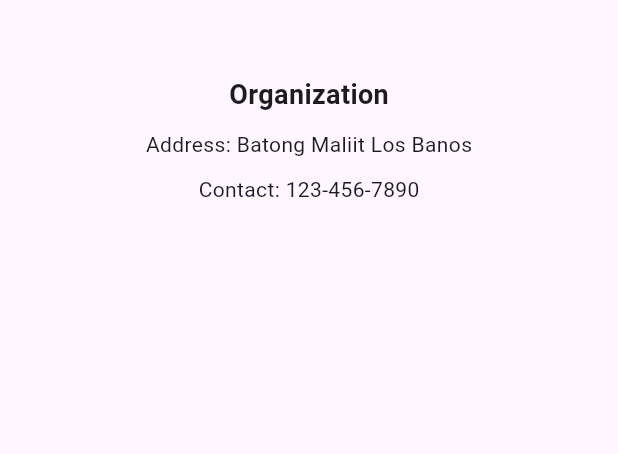
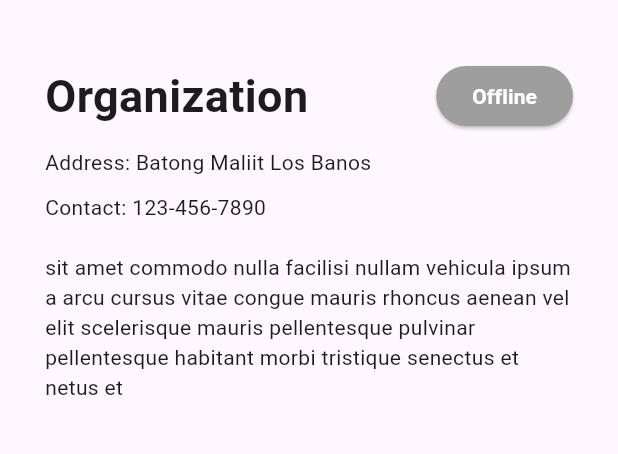
Before and after one commit to jvcerezo/cmsc23-project, a Flutter app: the OrgProfilePage screen opened by its route, on a phone screen of 412 x 824 dp, the part 84-538 px from its top. Run offline on Flutter 3.47's test engine with Material 3 defaults, Android fonts, the phone set to English and light mode, and no system bars; our stand-ins replace cloud_firestore, firebase_auth, firebase_core; accounts and stored records are empty; statements that could not run were skipped.

Commit message:
stylized org profile. added an online/offline button

```diff
--- a/elbigayan/lib/pages/organization/orgprofile_page.dart
+++ b/elbigayan/lib/pages/organization/orgprofile_page.dart
@@ -34,13 +34,11 @@ class _OrgProfilePagePageState extends State<OrgProfilePage>{
       body:Container(
         margin:const EdgeInsets.fromLTRB(30, 30, 30, 0),
         child: SingleChildScrollView(
-          child:Center(
-            child:Column(
-              crossAxisAlignment:CrossAxisAlignment.start,
-              children:[
-                OrgProfile(),
-              ],
-            ),
+          child:Column(
+            crossAxisAlignment:CrossAxisAlignment.start,
+            children:[
+              OrgProfile(),
+            ],
           ),
         ),
       ),
--- a/elbigayan/lib/widgets/organizationProfile_widget.dart
+++ b/elbigayan/lib/widgets/organizationProfile_widget.dart
@@ -1,29 +1,64 @@
 import 'package:flutter/material.dart';
 
-class OrgProfile extends StatelessWidget {
+class OrgProfile extends StatefulWidget {
   const OrgProfile({Key? key}) : super(key: key);
 
   @override
-  Widget build(BuildContext context) {
+  _OrgProfileState createState() => _OrgProfileState();
+}
+
+class _OrgProfileState extends State<OrgProfile> {
   // Dummy data
   String username = 'Organization';
   String address = 'Batong Maliit Los Banos';
   String contact = '123-456-7890';
+  bool isOnline = false;
+
+  @override
+  Widget build(BuildContext context) {
+    Color? buttonColor = isOnline ? Colors.blue[500] : Colors.grey;
 
     return Column(
+      crossAxisAlignment: CrossAxisAlignment.start,
       children: [
-        const SizedBox(height: 20),
+        const SizedBox(height: 10),
+        Row(
+          mainAxisAlignment: MainAxisAlignment.spaceBetween,
+          children: [
             Text(
               username,
               style: TextStyle(
-            fontSize: 18,
+                fontSize: 30,
                 fontWeight: FontWeight.bold,
               ),
             ),
-        const SizedBox(height: 10), // Add some spacing
+            ElevatedButton(
+              onPressed: () {
+                setState(() {
+                  isOnline = !isOnline;
+                });
+              },
+              style: ElevatedButton.styleFrom(
+                backgroundColor: buttonColor,
+              ),
+              child: Text(
+                isOnline ? 'Online' : 'Offline',
+                style: TextStyle(
+                  color: Colors.white,
+                  fontWeight: FontWeight.bold,
+                ),
+              ),
+            ),
+          ],
+        ),
+        const SizedBox(height: 10),
         Text('Address: $address'),
-        const SizedBox(height: 10), // Add some spacing
+        const SizedBox(height: 10),
         Text('Contact: $contact'),
+        const SizedBox(height: 20),
+        Text(
+          "sit amet commodo nulla facilisi nullam vehicula ipsum a arcu cursus vitae congue mauris rhoncus aenean vel elit scelerisque mauris pellentesque pulvinar pellentesque habitant morbi tristique senectus et netus et",
+        ),
       ],
     );
   }
```
Lines whose indentation alone changed are shown as unchanged.
